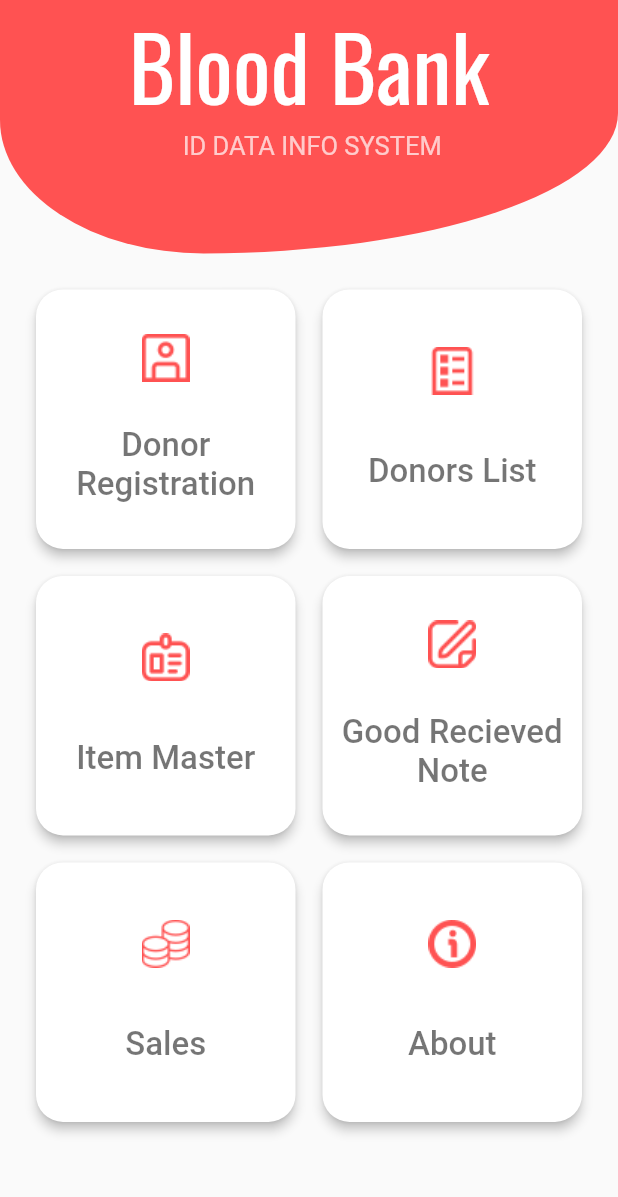
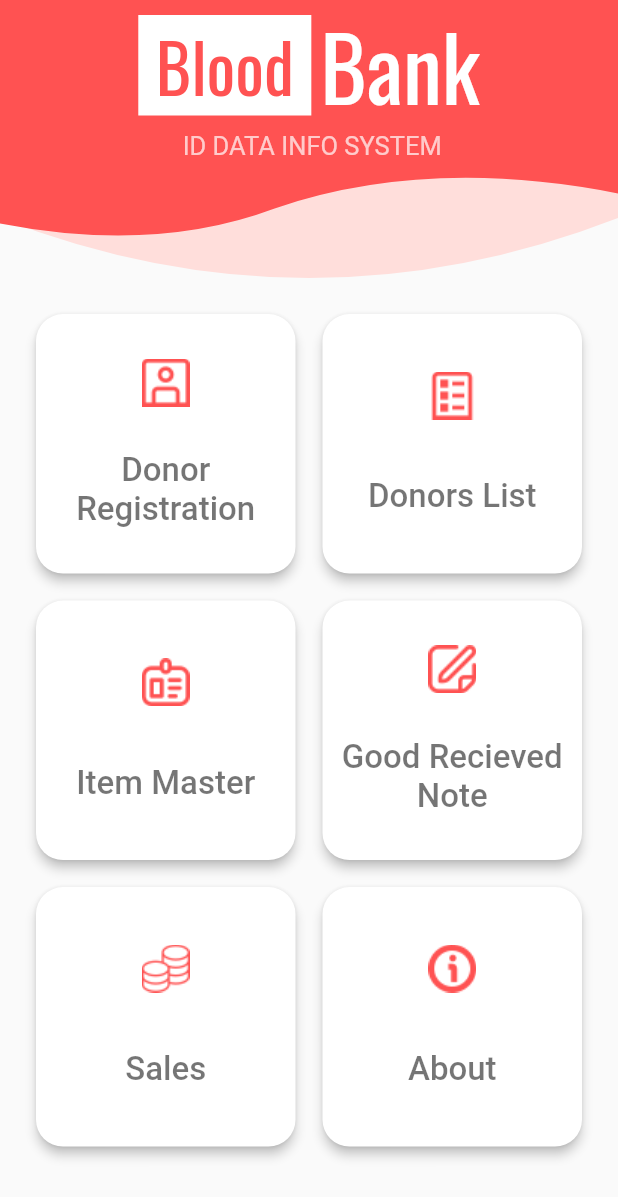
Before and after one commit to asif8585/Blood-Bank, a Flutter app: the screen it shows after launch, on a phone screen of 412 x 824 dp. Shown: the top 1197 px of the screen. Run offline on Flutter 3.47's test engine with Material 2 defaults, Android fonts, the phone set to English and light mode, and no system bars; our stand-ins replace csc_picker, flutter_custom_clippers, google_fonts; missing offline and left inert: gender_picker; Roboto replaces fonts that are missing (Aclonica, Ubuntu).

Commit message:
cliperadded in heading

```diff
--- a/lib/main.dart
+++ b/lib/main.dart
@@ -12,6 +12,7 @@ class MyApp extends StatelessWidget {
   @override
   Widget build(BuildContext context) {
     return MaterialApp(
+      debugShowCheckedModeBanner: false,
       title: 'Flutter Demo',
       theme: ThemeData(
         primarySwatch: Colors.red,
--- a/lib/screens/homeScreen.dart
+++ b/lib/screens/homeScreen.dart
@@ -1,6 +1,6 @@
 import 'package:b_bank/screens/donor_registraion.dart';
-import 'package:blurrycontainer/blurrycontainer.dart';
 import 'package:flutter/material.dart';
+import 'package:flutter_custom_clippers/flutter_custom_clippers.dart';
 import 'package:google_fonts/google_fonts.dart';
 
 class Home_Screen extends StatefulWidget {
@@ -20,21 +20,45 @@ class _Home_ScreenState extends State<Home_Screen> {
           children: [
             // blood bank text heading container
 
-            Container(
+            Stack(
+              children: [
+                ClipPath(
+                  clipper: OvalBottomBorderClipper(),
+                  child: Container(
+                    color: Color.fromARGB(255, 255, 222, 219),
+                    height: MediaQuery.of(context).size.height * 0.225,
+                  ),
+                ),
+                ClipPath(
+                  clipper: WaveClipperTwo(),
+                  child: Container(
                     width: MediaQuery.of(context).size.width * 1,
                     height: MediaQuery.of(context).size.width * 0.41,
                     decoration: BoxDecoration(
-                borderRadius: const BorderRadius.only(
-                    bottomRight: Radius.elliptical(590, 200),
-                    bottomLeft: Radius.elliptical(290, 190)),
                       color: Colors.redAccent,
                     ),
                     child: Column(
                       children: [
-                  Text(
-                    "Blood Bank",
-                    style:
-                        GoogleFonts.oswald(fontSize: 59, color: Colors.white),
+                        Row(
+                          mainAxisAlignment: MainAxisAlignment.center,
+                          children: [
+                            Container(
+                              width: MediaQuery.of(context).size.width * 0.28,
+                              child: Text("Blood",
+                                  textAlign: TextAlign.center,
+                                  style: GoogleFonts.oswald(
+                                      fontSize: 45, color: Colors.redAccent)),
+                              color: Colors.white,
+                            ),
+                            Padding(
+                              padding: const EdgeInsets.only(left: 6),
+                              child: Text(
+                                "Bank",
+                                style: GoogleFonts.oswald(
+                                    fontSize: 59, color: Colors.white),
+                              ),
+                            ),
+                          ],
                         ),
                         Text(
                           " ID DATA INFO SYSTEM",
@@ -43,6 +67,9 @@ class _Home_ScreenState extends State<Home_Screen> {
                         )
                       ],
                     ),
+                  ),
+                ),
+              ],
             ),
             ////////////////////////////////////////////
 
--- a/pubspec.yaml
+++ b/pubspec.yaml
@@ -38,6 +38,7 @@ dependencies:
   google_fonts: ^3.0.1
   csc_picker: ^0.2.6
   gender_picker: ^1.1.0
+  flutter_custom_clippers: ^2.0.0
 
 dev_dependencies:
   flutter_test:
```
Also changed, not shown: pubspec.lock. Lines whose indentation alone changed are shown as unchanged.
